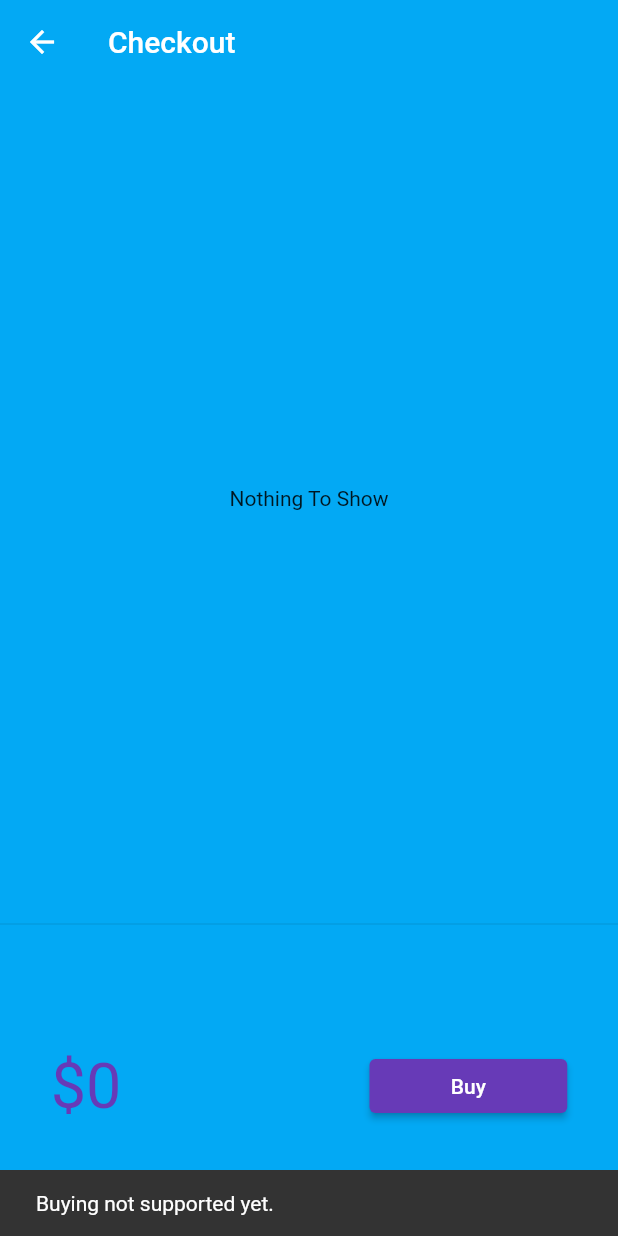
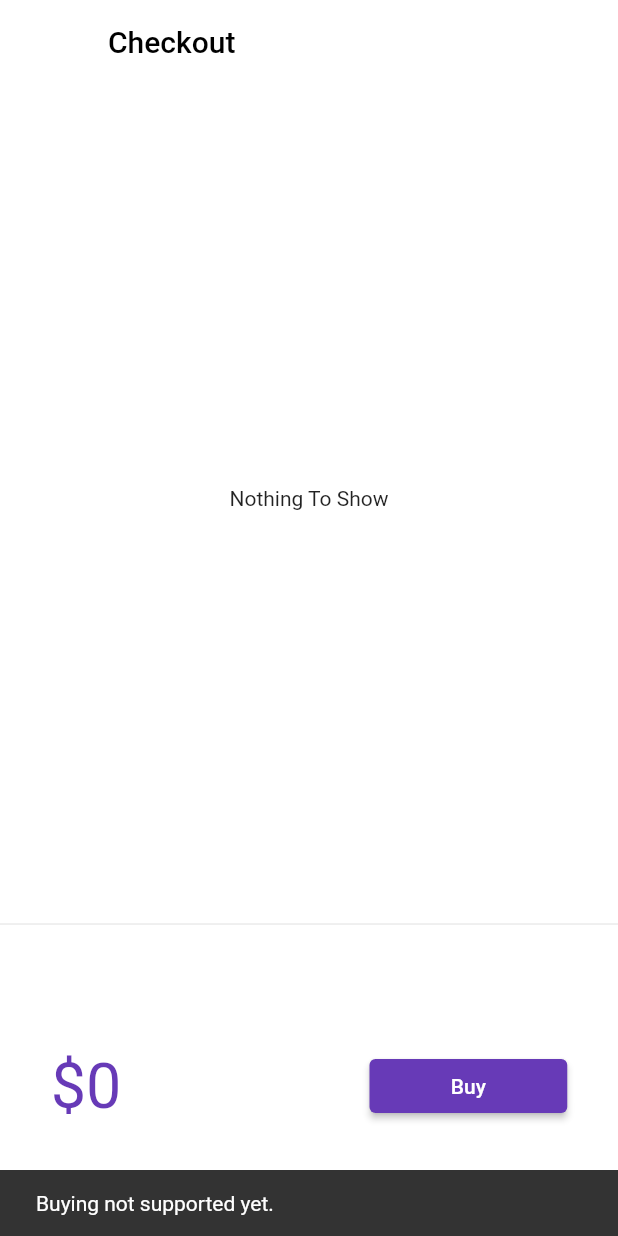
Before and after one commit to khushxxl/flutter-shopping-app, a Flutter app: the CartPage screen opened by its route, after a tap on "Buy", on a phone screen of 412 x 824 dp. Run offline on Flutter 3.47's test engine with Material 2 defaults, Android fonts, the phone set to English and light mode, and no system bars; drawn by our look-alikes of velocity_x; our stand-ins replace font_awesome_flutter, google_fonts.

Commit message:
project completed

```diff
--- a/lib/main.dart
+++ b/lib/main.dart
@@ -39,7 +39,7 @@ class _MyAppState extends State<MyApp> {
       debugShowCheckedModeBanner: false,
       themeMode: ThemeMode.dark,
       // theme: MyTheme.lightTheme(context),
-      initialRoute: MyRoutes.homeRoute,
+      initialRoute: MyRoutes.loginRoute,
       routes: {
         MyRoutes.loginRoute: (context) => LoginPage(),
         MyRoutes.homeRoute: (context) => HomePage(),
--- a/lib/screens/cart_page.dart
+++ b/lib/screens/cart_page.dart
@@ -7,11 +7,11 @@ class CartPage extends StatelessWidget {
   @override
   Widget build(BuildContext context) {
     return Scaffold(
-      backgroundColor: Colors.lightBlue,
+      backgroundColor: Colors.white,
       appBar: AppBar(
         elevation: 0.0,
-        backgroundColor: Colors.lightBlue,
-        title: "Checkout".text.make(),
+        backgroundColor: Colors.white,
+        title: "Checkout".text.color(Colors.black).make(),
       ),
       body: Column(
         children: [
```
Also changed, not shown: lib/screens/homepage.dart (+3 -4 lines), assets/images/login_image.jpg (added).
